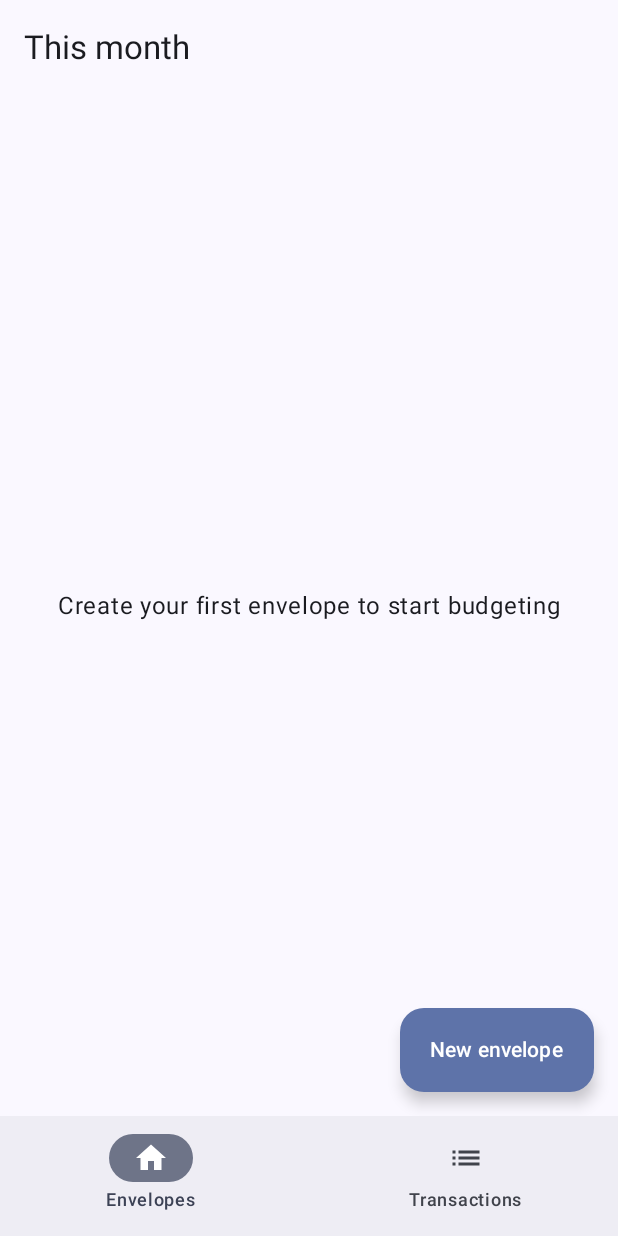
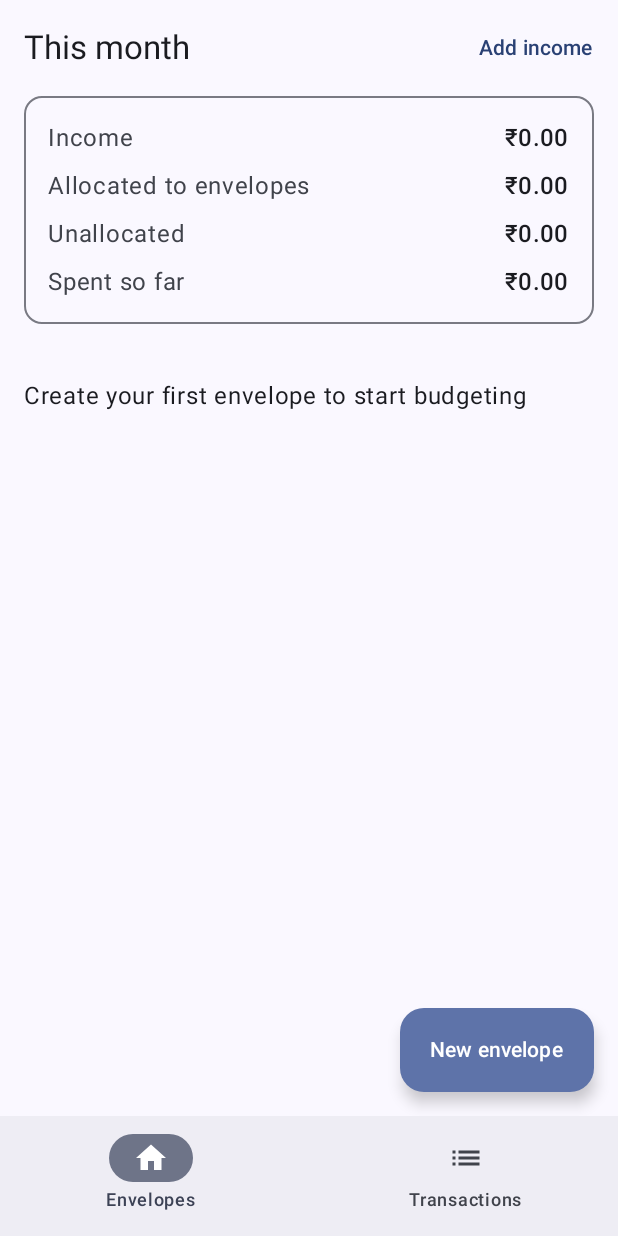
Before and after one commit to koushik-081/SplitPocket, an Android app built with Jetpack Compose: the screen it shows after launch (MainActivity), on a phone screen of 412 x 824 dp. Run offline under Robolectric (Android 15) with nearby library versions, the phone set to English and light mode, and no system bars; our stand-ins replace Room's generated code.

Commit message:
Step 3: income and allocation summary

```diff
--- a/app/src/main/java/com/example/budgetapptracker/BudgetApp.kt
+++ b/app/src/main/java/com/example/budgetapptracker/BudgetApp.kt
@@ -7,7 +7,9 @@ import com.example.budgetapptracker.data.BudgetRepository
 
 class BudgetApp : Application() {
     val database by lazy {
-        Room.databaseBuilder(this, AppDatabase::class.java, "budget.db").build()
+        Room.databaseBuilder(this, AppDatabase::class.java, "budget.db")
+            .addMigrations(AppDatabase.MIGRATION_1_2)
+            .build()
     }
     val repository by lazy { BudgetRepository(database.budgetDao()) }
 }
--- a/app/src/main/java/com/example/budgetapptracker/data/AppdataBase.kt
+++ b/app/src/main/java/com/example/budgetapptracker/data/AppdataBase.kt
@@ -2,12 +2,29 @@ package com.example.budgetapptracker.data
 
 import androidx.room.Database
 import androidx.room.RoomDatabase
+import androidx.room.migration.Migration
+import androidx.sqlite.db.SupportSQLiteDatabase
 
 @Database(
-    entities = [CategoryEntity::class, TransactionEntity::class],
-    version = 1,
+    entities = [CategoryEntity::class, TransactionEntity::class, IncomeEntity::class],
+    version = 2,
     exportSchema = false,
 )
 abstract class AppDatabase : RoomDatabase() {
     abstract fun budgetDao(): BudgetDao
+
+    companion object {
+        val MIGRATION_1_2 = object : Migration(1, 2) {
+            override fun migrate(db: SupportSQLiteDatabase) {
+                db.execSQL(
+                    "CREATE TABLE IF NOT EXISTS `incomes` (" +
+                            "`id` TEXT NOT NULL, " +
+                            "`amountPaise` INTEGER NOT NULL, " +
+                            "`source` TEXT NOT NULL, " +
+                            "`receivedAt` INTEGER NOT NULL, " +
+                            "PRIMARY KEY(`id`))"
+                )
+            }
+        }
+    }
 }
--- a/app/src/main/java/com/example/budgetapptracker/data/BudgetRepository.kt
+++ b/app/src/main/java/com/example/budgetapptracker/data/BudgetRepository.kt
@@ -16,8 +16,21 @@ class BudgetRepository(private val dao: BudgetDao) {
         return dao.observeTransactions(from, until, categoryId)
     }
 
+    fun observeIncomeTotal(month: YearMonth): Flow<Long> {
+        val (from, until) = month.toEpochRange()
+        return dao.observeIncomeTotal(from, until)
+    }
+
     suspend fun addCategory(name: String, budgetPaise: Long) {
         dao.insertCategory(CategoryEntity(name = name.trim(), monthlyBudgetPaise = budgetPaise))
+    }
+
+    suspend fun updateBudget(categoryId: String, budgetPaise: Long) {
+        dao.updateCategoryBudget(categoryId, budgetPaise)
+    }
+
+    suspend fun addIncome(source: String, amountPaise: Long) {
+        dao.insertIncome(IncomeEntity(amountPaise = amountPaise, source = source.trim()))
     }
 
     suspend fun addExpense(categoryId: String, amountPaise: Long, merchant: String) {
--- a/app/src/main/java/com/example/budgetapptracker/data/Budgetdao.kt
+++ b/app/src/main/java/com/example/budgetapptracker/data/Budgetdao.kt
@@ -31,8 +31,22 @@ interface BudgetDao {
     @Insert
     suspend fun insertTransaction(transaction: TransactionEntity)
 
+    @Insert
+    suspend fun insertIncome(income: IncomeEntity)
+
     @Query("DELETE FROM transactions WHERE id = :id")
     suspend fun deleteTransaction(id: String)
+
+    @Query("UPDATE categories SET monthlyBudgetPaise = :budgetPaise WHERE id = :id")
+    suspend fun updateCategoryBudget(id: String, budgetPaise: Long)
+
+    @Query(
+        """
+        SELECT COALESCE(SUM(amountPaise), 0) FROM incomes
+        WHERE receivedAt >= :from AND receivedAt < :until
+        """
+    )
+    fun observeIncomeTotal(from: Long, until: Long): Flow<Long>
 
     @Query(
         """
--- a/app/src/main/java/com/example/budgetapptracker/ui/home/HomeScreen.kt
+++ b/app/src/main/java/com/example/budgetapptracker/ui/home/HomeScreen.kt
@@ -1,10 +1,11 @@
 package com.example.budgetapptracker.ui.home
 
 import androidx.compose.foundation.layout.Arrangement
-import androidx.compose.foundation.layout.Box
 import androidx.compose.foundation.layout.Column
-import androidx.compose.foundation.layout.fillMaxSize
+import androidx.compose.foundation.layout.Row
+import androidx.compose.foundation.layout.Spacer
 import androidx.compose.foundation.layout.fillMaxWidth
+import androidx.compose.foundation.layout.height
 import androidx.compose.foundation.layout.padding
 import androidx.compose.foundation.lazy.LazyColumn
 import androidx.compose.foundation.lazy.items
@@ -15,6 +16,7 @@ import androidx.compose.material3.ExperimentalMaterial3Api
 import androidx.compose.material3.ExtendedFloatingActionButton
 import androidx.compose.material3.LinearProgressIndicator
 import androidx.compose.material3.MaterialTheme
+import androidx.compose.material3.OutlinedCard
 import androidx.compose.material3.OutlinedTextField
 import androidx.compose.material3.Scaffold
 import androidx.compose.material3.Text
@@ -28,6 +30,7 @@ import androidx.compose.runtime.saveable.rememberSaveable
 import androidx.compose.runtime.setValue
 import androidx.compose.ui.Alignment
 import androidx.compose.ui.Modifier
+import androidx.compose.ui.graphics.Color
 import androidx.compose.ui.text.input.KeyboardType
 import androidx.compose.ui.unit.dp
 import androidx.lifecycle.compose.collectAsStateWithLifecycle
@@ -40,34 +43,55 @@ import com.example.budgetapptracker.util.toRupeeString
 @Composable
 fun HomeScreen(viewModel: HomeViewModel = viewModel(factory = HomeViewModel.Factory)) {
     val envelopes by viewModel.envelopes.collectAsStateWithLifecycle()
+    val incomePaise by viewModel.incomePaise.collectAsStateWithLifecycle()
     var showAddEnvelope by rememberSaveable { mutableStateOf(false) }
+    var showAddIncome by rememberSaveable { mutableStateOf(false) }
     var expenseTarget by remember { mutableStateOf<EnvelopeSummary?>(null) }
+    var budgetTarget by remember { mutableStateOf<EnvelopeSummary?>(null) }
 
     Scaffold(
-        topBar = { TopAppBar(title = { Text("This month") }) },
+        topBar = {
+            TopAppBar(
+                title = { Text("This month") },
+                actions = {
+                    TextButton(onClick = { showAddIncome = true }) { Text("Add income") }
+                },
+            )
+        },
         floatingActionButton = {
             ExtendedFloatingActionButton(onClick = { showAddEnvelope = true }) {
                 Text("New envelope")
             }
         },
     ) { padding ->
-        if (envelopes.isEmpty()) {
-            Box(
-                modifier = Modifier.fillMaxSize().padding(padding),
-                contentAlignment = Alignment.Center,
-            ) {
-                Text("Create your first envelope to start budgeting")
-            }
-        } else {
         LazyColumn(
             modifier = Modifier.padding(horizontal = 16.dp),
             contentPadding = padding,
             verticalArrangement = Arrangement.spacedBy(12.dp),
         ) {
-                items(envelopes, key = { it.id }) { envelope ->
-                    EnvelopeCard(envelope, onClick = { expenseTarget = envelope })
+            item {
+                SummaryCard(
+                    incomePaise = incomePaise,
+                    allocatedPaise = envelopes.sumOf { it.monthlyBudgetPaise },
+                    spentPaise = envelopes.sumOf { it.spentPaise },
+                )
+            }
+            if (envelopes.isEmpty()) {
+                item {
+                    Text(
+                        text = "Create your first envelope to start budgeting",
+                        modifier = Modifier.padding(vertical = 24.dp),
+                    )
                 }
             }
+            items(envelopes, key = { it.id }) { envelope ->
+                EnvelopeCard(
+                    envelope = envelope,
+                    onSpend = { expenseTarget = envelope },
+                    onEditBudget = { budgetTarget = envelope },
+                )
+            }
+            item { Spacer(modifier = Modifier.height(72.dp)) }
         }
     }
 
@@ -83,6 +107,18 @@ fun HomeScreen(viewModel: HomeViewModel = viewModel(factory = HomeViewModel.Fact
         )
     }
 
+    if (showAddIncome) {
+        EntryDialog(
+            title = "Add income",
+            textLabel = "Source (e.g. Salary)",
+            onDismiss = { showAddIncome = false },
+            onConfirm = { source, paise ->
+                viewModel.addIncome(source, paise)
+                showAddIncome = false
+            },
+        )
+    }
+
     expenseTarget?.let { target ->
         EntryDialog(
             title = "Spend from ${target.name}",
@@ -94,20 +130,79 @@ fun HomeScreen(viewModel: HomeViewModel = viewModel(factory = HomeViewModel.Fact
             },
         )
     }
+
+    budgetTarget?.let { target ->
+        EntryDialog(
+            title = "Budget for ${target.name}",
+            textLabel = null,
+            onDismiss = { budgetTarget = null },
+            onConfirm = { _, paise ->
+                viewModel.updateBudget(target.id, paise)
+                budgetTarget = null
+            },
+        )
+    }
 }
 
 @Composable
-private fun EnvelopeCard(envelope: EnvelopeSummary, onClick: () -> Unit) {
+private fun SummaryCard(incomePaise: Long, allocatedPaise: Long, spentPaise: Long) {
+    val unallocatedPaise = incomePaise - allocatedPaise
+
+    OutlinedCard(modifier = Modifier.fillMaxWidth()) {
+        Column(
+            modifier = Modifier.padding(16.dp),
+            verticalArrangement = Arrangement.spacedBy(8.dp),
+        ) {
+            SummaryRow("Income", incomePaise.toRupeeString())
+            SummaryRow("Allocated to envelopes", allocatedPaise.toRupeeString())
+            if (unallocatedPaise >= 0) {
+                SummaryRow("Unallocated", unallocatedPaise.toRupeeString())
+            } else {
+                SummaryRow(
+                    label = "Over-allocated by",
+                    value = (-unallocatedPaise).toRupeeString(),
+                    valueColor = MaterialTheme.colorScheme.error,
+                )
+            }
+            SummaryRow("Spent so far", spentPaise.toRupeeString())
+        }
+    }
+}
+
+@Composable
+private fun SummaryRow(label: String, value: String, valueColor: Color = Color.Unspecified) {
+    Row(
+        modifier = Modifier.fillMaxWidth(),
+        horizontalArrangement = Arrangement.SpaceBetween,
+    ) {
+        Text(label, color = MaterialTheme.colorScheme.onSurfaceVariant)
+        Text(value, color = valueColor, style = MaterialTheme.typography.titleMedium)
+    }
+}
+
+@Composable
+private fun EnvelopeCard(
+    envelope: EnvelopeSummary,
+    onSpend: () -> Unit,
+    onEditBudget: () -> Unit,
+) {
     val overspent = envelope.remainingPaise < 0
     val fraction = if (envelope.monthlyBudgetPaise == 0L) 0f
     else (envelope.spentPaise.toFloat() / envelope.monthlyBudgetPaise).coerceIn(0f, 1f)
 
-    Card(onClick = onClick, modifier = Modifier.fillMaxWidth()) {
+    Card(onClick = onSpend, modifier = Modifier.fillMaxWidth()) {
         Column(
-            modifier = Modifier.padding(16.dp),
+            modifier = Modifier.padding(start = 16.dp, end = 8.dp, top = 8.dp, bottom = 16.dp),
             verticalArrangement = Arrangement.spacedBy(8.dp),
         ) {
+            Row(
+                modifier = Modifier.fillMaxWidth(),
+                horizontalArrangement = Arrangement.SpaceBetween,
+                verticalAlignment = Alignment.CenterVertically,
+            ) {
                 Text(envelope.name, style = MaterialTheme.typography.titleMedium)
+                TextButton(onClick = onEditBudget) { Text("Edit budget") }
+            }
             Text(
                 text = if (overspent) "Over by ${(-envelope.remainingPaise).toRupeeString()}"
                 else "${envelope.remainingPaise.toRupeeString()} left of ${envelope.monthlyBudgetPaise.toRupeeString()}",
@@ -116,7 +211,7 @@ private fun EnvelopeCard(envelope: EnvelopeSummary, onClick: () -> Unit) {
             )
             LinearProgressIndicator(
                 progress = { fraction },
-                modifier = Modifier.fillMaxWidth(),
+                modifier = Modifier.fillMaxWidth().padding(end = 8.dp),
                 color = if (overspent) MaterialTheme.colorScheme.error
                 else MaterialTheme.colorScheme.primary,
             )
@@ -127,25 +222,28 @@ private fun EnvelopeCard(envelope: EnvelopeSummary, onClick: () -> Unit) {
 @Composable
 private fun EntryDialog(
     title: String,
-    textLabel: String,
+    textLabel: String?,
     onDismiss: () -> Unit,
     onConfirm: (String, Long) -> Unit,
 ) {
     var text by rememberSaveable { mutableStateOf("") }
     var amount by rememberSaveable { mutableStateOf("") }
     val paise = rupeesToPaise(amount)
+    val textOk = textLabel == null || text.isNotBlank()
 
     AlertDialog(
         onDismissRequest = onDismiss,
         title = { Text(title) },
         text = {
             Column(verticalArrangement = Arrangement.spacedBy(12.dp)) {
+                if (textLabel != null) {
                     OutlinedTextField(
                         value = text,
                         onValueChange = { text = it },
                         label = { Text(textLabel) },
                         singleLine = true,
                     )
+                }
                 OutlinedTextField(
                     value = amount,
                     onValueChange = { amount = it },
@@ -157,7 +255,7 @@ private fun EntryDialog(
         },
         confirmButton = {
             TextButton(
-                enabled = text.isNotBlank() && paise != null,
+                enabled = textOk && paise != null,
                 onClick = { paise?.let { onConfirm(text, it) } },
             ) { Text("Save") }
         },
--- a/app/src/main/java/com/example/budgetapptracker/ui/home/HomeViewModel.kt
+++ b/app/src/main/java/com/example/budgetapptracker/ui/home/HomeViewModel.kt
@@ -16,12 +16,26 @@ import kotlinx.coroutines.launch
 
 class HomeViewModel(private val repository: BudgetRepository) : ViewModel() {
 
+    private val month = YearMonth.now()
+
     val envelopes: StateFlow<List<EnvelopeSummary>> =
-        repository.observeEnvelopes(YearMonth.now())
+        repository.observeEnvelopes(month)
             .stateIn(viewModelScope, SharingStarted.WhileSubscribed(5_000), emptyList())
+
+    val incomePaise: StateFlow<Long> =
+        repository.observeIncomeTotal(month)
+            .stateIn(viewModelScope, SharingStarted.WhileSubscribed(5_000), 0L)
 
     fun addCategory(name: String, budgetPaise: Long) {
         viewModelScope.launch { repository.addCategory(name, budgetPaise) }
+    }
+
+    fun updateBudget(categoryId: String, budgetPaise: Long) {
+        viewModelScope.launch { repository.updateBudget(categoryId, budgetPaise) }
+    }
+
+    fun addIncome(source: String, amountPaise: Long) {
+        viewModelScope.launch { repository.addIncome(source, amountPaise) }
     }
 
     fun addExpense(categoryId: String, amountPaise: Long, merchant: String) {
```
Also changed, not shown: app/src/main/java/com/example/budgetapptracker/data/Entities.kt (+8 -0 lines). Lines whose indentation alone changed are shown as unchanged.
